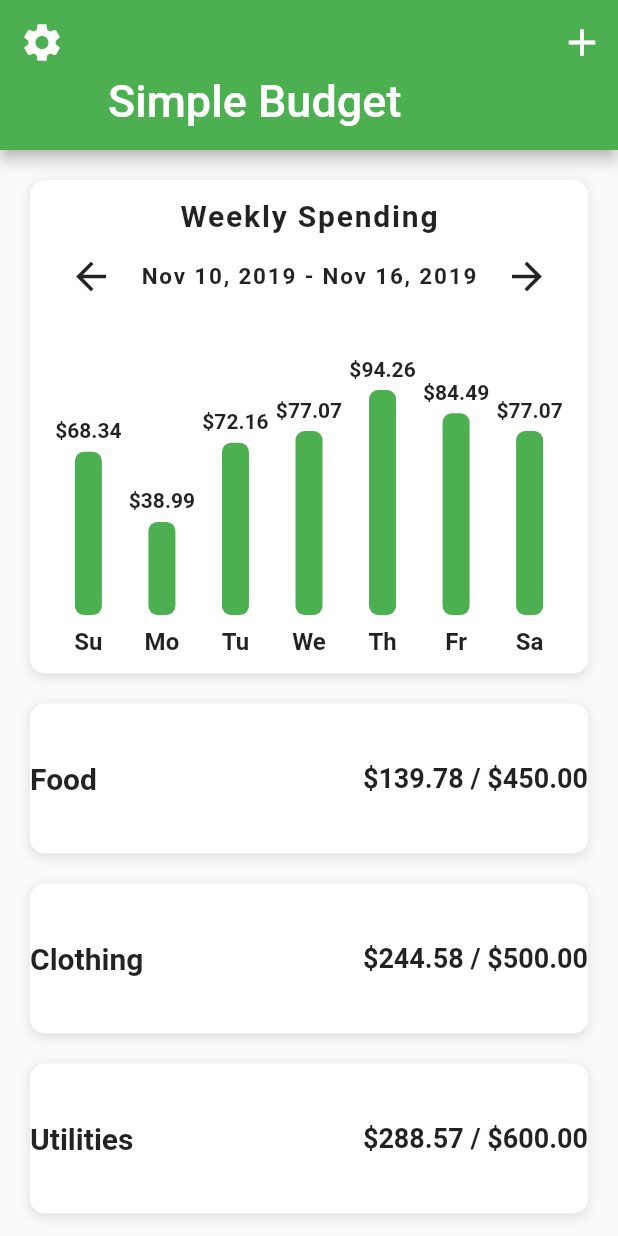
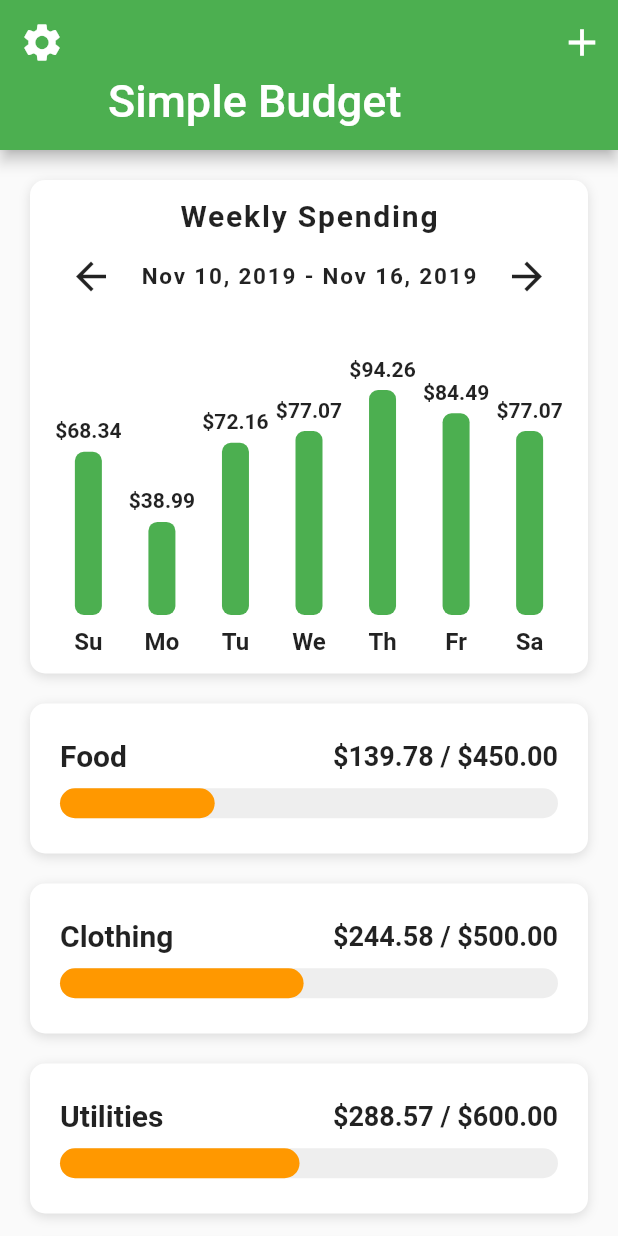
Before and after one commit to Allename/flutter_budget_ui, a Flutter app: the screen it shows after launch, after a tap on the "add" icon, on a phone screen of 412 x 824 dp. Run offline on Flutter 3.47's test engine with Material 2 defaults, Android fonts, the phone set to English and light mode, and no system bars.

Commit message:
feat: update

```diff
--- /dev/null
+++ b/lib/helpers/color_helper.dart
@@ -0,0 +1,10 @@
+import 'package:flutter/material.dart';
+
+Color getColor(BuildContext context, double percent) {
+  if (percent >= 0.50) {
+    return Theme.of(context).primaryColor;
+  } else if (percent >= 0.25) {
+    return Colors.orange;
+  }
+  return Colors.red;
+}
--- a/lib/screens/home_screen.dart
+++ b/lib/screens/home_screen.dart
@@ -1,7 +1,9 @@
 import 'package:flutter/material.dart';
 import 'package:flutter_budget_ui/data/data.dart';
+import 'package:flutter_budget_ui/helpers/color_helper.dart';
 import 'package:flutter_budget_ui/models/category_model.dart';
 import 'package:flutter_budget_ui/models/expense_model.dart';
+import 'package:flutter_budget_ui/screens/category_%20screen.dart';
 import 'package:flutter_budget_ui/widgets/bar_chart.dart';
 
 class HomeScreen extends StatefulWidget {
@@ -11,8 +13,16 @@ class HomeScreen extends StatefulWidget {
 
 class _HomeScreenState extends State<HomeScreen> {
   _buildCategory(Category category, double totalAmountSpent) {
-    return Container(
+    return GestureDetector(
+      onTap: () => Navigator.push(
+        context,
+        MaterialPageRoute(
+          builder: (_) => CategoryScreen(category: category),
+        ),
+      ),
+      child: Container(
         margin: EdgeInsets.symmetric(horizontal: 20.0, vertical: 10.0),
+        padding: EdgeInsets.all(20.0),
         height: 100.0,
         width: double.infinity,
         decoration: BoxDecoration(
@@ -48,7 +58,40 @@ class _HomeScreenState extends State<HomeScreen> {
                 ),
               ],
             ),
+            SizedBox(height: 10.0),
+            LayoutBuilder(
+              builder: (BuildContext context, BoxConstraints constraints) {
+                final double maxBarWidth = constraints.maxWidth;
+                final double percent = (category.maxAmount - totalAmountSpent) /
+                    category.maxAmount;
+                double barWidth = percent * maxBarWidth;
+
+                if (barWidth < 0) {
+                  barWidth = 0;
+                }
+                return Stack(
+                  children: <Widget>[
+                    Container(
+                      height: 20.0,
+                      decoration: BoxDecoration(
+                        color: Colors.grey[200],
+                        borderRadius: BorderRadius.circular(15.0),
+                      ),
+                    ),
+                    Container(
+                      height: 20.0,
+                      width: barWidth,
+                      decoration: BoxDecoration(
+                        color: getColor(context, percent),
+                        borderRadius: BorderRadius.circular(15.0),
+                      ),
+                    ),
                   ],
+                );
+              },
+            ),
+          ],
+        ),
       ),
     );
   }
```
Also changed, not shown: lib/screens/category_ screen.dart (added, +29 -0 lines). Lines whose indentation alone changed are shown as unchanged.
